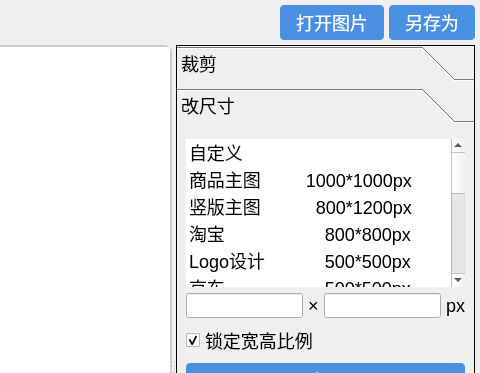
First picture: the form in UI/PS.ui, repository uxinghai/ICMA-Qt, before the edit; both pictures show x 484 to 964 and y 0 to 373 of the 964 by 698 pixel window.
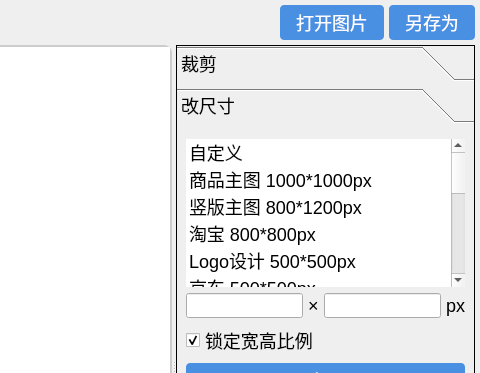
Second picture: the form after the edit. Icons and pictures are not drawn.

What changed in the file:
```diff
--- a/UI/PS.ui
+++ b/UI/PS.ui
@@ -30,69 +30,73 @@
     <normaloff>:/icons/res/icons/logo/imgEditor.png</normaloff>:/icons/res/icons/logo/imgEditor.png</iconset>
   </property>
   <property name="styleSheet">
-   <string notr="true">    QWidget {
-      font-family: 'Segoe UI', Arial, sans-serif;
-font-size:18px;
-    }
-    QPushButton {
-      background-color: #4a90e2;
-      color: white;
-      border: none;
-      padding: 8px 16px;
-      border-radius: 4px;
-    }
-    QPushButton:hover {
-      background-color: #357abd;
-    }
-    QPushButton:pressed {
-      background-color: #2a5d8c;
-    }
-    QSlider::groove:horizontal {
-      border: 1px solid #999999;
-      height: 8px;
-      background: qlineargradient(x1:0, y1:0, x2:0, y2:1, stop:0 #B1B1B1, stop:1 #c4c4c4);
-      margin: 2px 0;
-    }
-QSlider::groove:vertical {
-      border: 1px solid #999999;
-      width: 8px; /* 改为 width，适合垂直方向 */
-      background: qlineargradient(x1:0, y1:0, x2:0, y2:1, stop:0 #B1B1B1, stop:1 #c4c4c4);
-      margin: 0 2px; /* 调整垂直方向的间距 */
-    }
+      <string notr="true">QWidget {
+        font-family: 'Segoe UI', Arial, sans-serif;
+        font-size:18px;
+        }
+        QPushButton {
+        background-color: #4a90e2;
+        color: white;
+        border: none;
+        padding: 8px 16px;
+        border-radius: 4px;
+        }
+        QPushButton:hover {
+        background-color: #357abd;
+        }
+        QPushButton:pressed {
+        background-color: #2a5d8c;
+        }
+        QSlider::groove:horizontal {
+        border: 1px solid #999999;
+        height: 8px;
+        background: qlineargradient(x1:0, y1:0, x2:0, y2:1, stop:0 #B1B1B1,
+        stop:1 #c4c4c4);
+        margin: 2px 0;
+        }
+        QSlider::groove:vertical {
+        border: 1px solid #999999;
+        width: 8px; /* 改为 width，适合垂直方向 */
+        background: qlineargradient(x1:0, y1:0, x2:0, y2:1, stop:0 #B1B1B1,
+        stop:1 #c4c4c4);
+        margin: 0 2px; /* 调整垂直方向的间距 */
+        }
 
-    QSlider::handle:horizontal {
-      background: qlineargradient(x1:0, y1:0, x2:1, y2:1, stop:0 #52a8ec, stop:1 #4a90e2);
-      border: 1px solid #5c5c5c;
-      width: 18px;
-      margin: -2px 0;
-      border-radius: 3px;
-    }
+        QSlider::handle:horizontal {
+        background: qlineargradient(x1:0, y1:0, x2:1, y2:1, stop:0 #52a8ec,
+        stop:1 #4a90e2);
+        border: 1px solid #5c5c5c;
+        width: 18px;
+        margin: -2px 0;
+        border-radius: 3px;
+        }
 
-QSlider::handle:vertical {
-      background: qlineargradient(x1:0, y1:0, x2:1, y2:1, stop:0 #52a8ec, stop:1 #4a90e2);
-      border: 1px solid #5c5c5c;
-      height: 18px; /* 对应垂直方向的滑块大小 */
-      margin: 0 -2px; /* 调整垂直滑块的边距 */
-      border-radius: 3px;
-    }
+        QSlider::handle:vertical {
+        background: qlineargradient(x1:0, y1:0, x2:1, y2:1, stop:0 #52a8ec,
+        stop:1 #4a90e2);
+        border: 1px solid #5c5c5c;
+        height: 18px; /* 对应垂直方向的滑块大小 */
+        margin: 0 -2px; /* 调整垂直滑块的边距 */
+        border-radius: 3px;
+        }
 
-QDoubleSpinBox {
-      padding: 4px;
-      border: 1px solid #aaa;
-      border-radius: 4px;
-    }
-    QGroupBox {
-      font-weight: bold;
-      border: 1px solid #ccc;
-      border-radius: 6px;
-      margin-top: 6px;
-      padding-top: 10px;
-    }
-    QGroupBox::title {
-      subcontrol-origin: margin;
-      left: 10px;
-      padding: 0 3px 0 3px;
-    }
+        QDoubleSpinBox {
+        padding: 4px;
+        border: 1px solid #aaa;
+        border-radius: 4px;
+        }
+        QGroupBox {
+        font-weight: bold;
+        border: 1px solid #ccc;
+        border-radius: 6px;
+        margin-top: 6px;
+        padding-top: 10px;
+        }
+        QGroupBox::title {
+        subcontrol-origin: margin;
+        left: 10px;
+        padding: 0 3px 0 3px;
+        }
    </string>
   </property>
   <layout class="QGridLayout" name="gridLayout_21">
@@ -624,72 +628,72 @@
                  </item>
                  <item>
                   <property name="text">
-                   <string>商品主图         1000*1000px</string>
+                                      <string>商品主图 1000*1000px</string>
                   </property>
                  </item>
                  <item>
                   <property name="text">
-                   <string>竖版主图           800*1200px</string>
+                                      <string>竖版主图 800*1200px</string>
                   </property>
                  </item>
                  <item>
                   <property name="text">
-                   <string>淘宝                    800*800px</string>
+                                      <string>淘宝 800*800px</string>
                   </property>
                  </item>
                  <item>
                   <property name="text">
-                   <string>Logo设计            500*500px</string>
+                                      <string>Logo设计 500*500px</string>
                   </property>
                  </item>
                  <item>
                   <property name="text">
-                   <string>京东                    500*500px</string>
+                                      <string>京东 500*500px</string>
                   </property>
                  </item>
                  <item>
                   <property name="text">
-                   <string>饿了么                 480*480px</string>
+                                      <string>饿了么 480*480px</string>
                   </property>
                  </item>
                  <item>
                   <property name="text">
-                   <string>抖音                    600*800px</string>
+                                      <string>抖音 600*800px</string>
                   </property>
                  </item>
                  <item>
                   <property name="text">
-                   <string>美团                    600*600px</string>
+                                      <string>美团 600*600px</string>
                   </property>
                  </item>
                  <item>
                   <property name="text">
-                   <string>一寸                    295*413px</string>
+                                      <string>一寸 295*413px</string>
                   </property>
                  </item>
                  <item>
                   <property name="text">
-                   <string>大一寸                 390*567px</string>
+                                      <string>大一寸 390*567px</string>
                   </property>
                  </item>
                  <item>
                   <property name="text">
-                   <string>两寸                    413*579px</string>
+                                      <string>两寸 413*579px</string>
                   </property>
                  </item>
                  <item>
                   <property name="text">
-                   <string>QQ头像               150*150px</string>
+                                      <string>QQ头像 150*150px</string>
                   </property>
                  </item>
                  <item>
                   <property name="text">
-                   <string>微信头像1           200*200px</string>
+                                      <string>微信头像1 200*200px</string>
                   </property>
                  </item>
                  <item>
                   <property name="text">
-                   <string>微信头像2           300*300px</string>
+                                      <string>微信头像2 300*300px</string>
                   </property>
                  </item>
                 </widget>
```
Left out of the diff: 373 changed lines with no effect on the pictures. Lines whose indentation alone changed are shown as unchanged.
